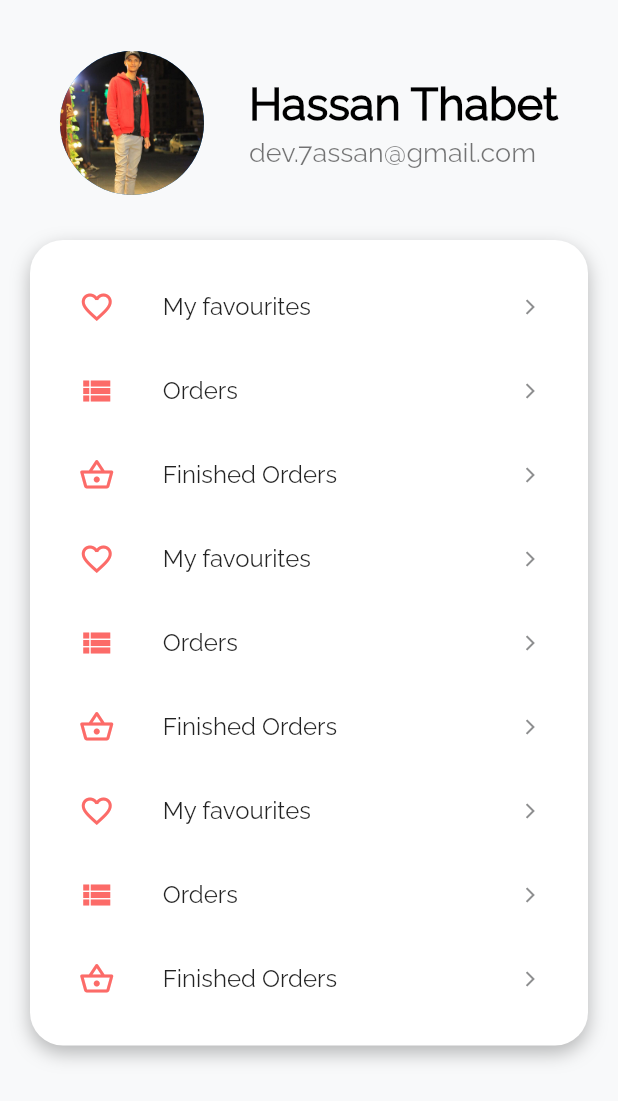
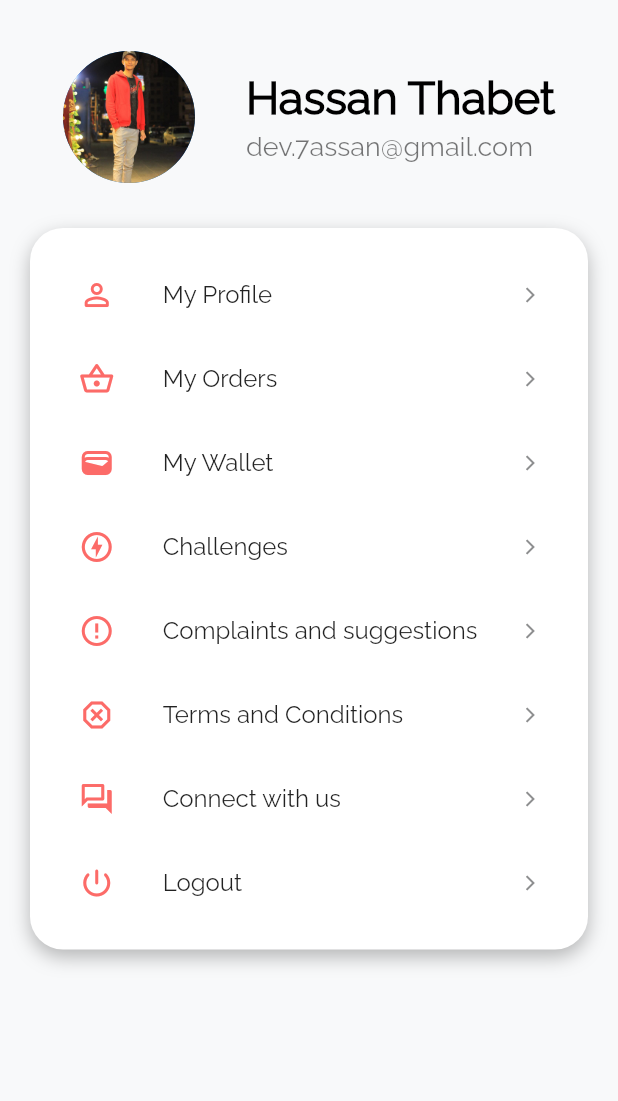
Before and after one commit to hassan-thabet/al-matjar, a Flutter app: the ProfilePage screen opened directly, on a phone screen of 412 x 824 dp. Shown: the top 1101 px of the screen. Run offline on Flutter 3.47's test engine with Material 2 defaults, Android fonts, the phone set to English and light mode, and no system bars; our stand-ins replace cloud_firestore, firebase_auth, firebase_core, flutter_bloc, flutter_svg, google_sign_in and 1 more; missing offline and left inert: flutter_facebook_auth; accounts and stored records are empty.

```diff
--- a/assets/lang/ar.json
+++ b/assets/lang/ar.json
@@ -26,5 +26,13 @@
   "emailAddress": "البريد الاليكتروني",
   "phoneNumber": "رقم الهاتف",
   "password": "كلمة المرور",
-  "verification": "التحقق"
+  "verification": "التحقق",
+  "My Profile": "حـسـابـي",
+  "My Orders": "طـلـبـاتـي",
+  "My Wallet": "مـحـفـظـتـي",
+  "Challenges": "تـحـديـات",
+  "suggestions": "الشكاوي و الاقتراحات",
+  "logout": "تسجيل الخروج",
+  "connect": "اتصل بنا",
+  "terms": "الشروط و الاحكام"
 }
--- a/assets/lang/en.json
+++ b/assets/lang/en.json
@@ -26,5 +26,13 @@
   "emailAddress": "E-mail address",
   "phoneNumber": "Phone number",
   "password": "Password",
-  "verification": "Verification"
+  "verification": "Verification",
+  "My Profile": "My Profile",
+  "My Orders": "My Orders",
+  "My Wallet": "My Wallet",
+  "Challenges": "Challenges",
+  "suggestions": "Complaints and suggestions",
+  "logout": "Logout",
+  "connect": "Connect with us",
+  "terms": "Terms and Conditions"
 }
--- a/lib/features/authenticate/presentation/bloc/authenticate_cubit.dart
+++ b/lib/features/authenticate/presentation/bloc/authenticate_cubit.dart
@@ -1,7 +1,6 @@
 import 'package:almatjar/features/authenticate/data/local/user_data_cache_helper.dart';
 import 'package:almatjar/features/authenticate/data/remote/save_user_on_firestore.dart';
 import 'package:almatjar/features/authenticate/presentation/bloc/authenticate_state.dart';
-import 'package:almatjar/features/authenticate/presentation/pages/verification_page.dart';
 import 'package:firebase_auth/firebase_auth.dart';
 import 'package:flutter/foundation.dart';
 import 'package:flutter/material.dart';
--- a/lib/features/favorites/favorites_page.dart
+++ b/lib/features/favorites/favorites_page.dart
@@ -5,7 +5,7 @@ class FavoritesPage extends StatelessWidget {
 
   @override
   Widget build(BuildContext context) {
-    return Center(
+    return const Center(
       child: Text('favorites'),
     );
   }
--- a/lib/features/profile/presentation/pages/profile_page.dart
+++ b/lib/features/profile/presentation/pages/profile_page.dart
@@ -1,5 +1,8 @@
+import 'package:almatjar/features/profile/global_app_localizations.dart';
 import 'package:flutter/material.dart';
-
+import 'package:flutter_bloc/flutter_bloc.dart';
+import '../../../authenticate/presentation/bloc/authenticate_cubit.dart';
+import '../../../authenticate/presentation/pages/register_page.dart';
 import '../widgets/custom_list_tile.dart';
 
 class ProfilePage extends StatelessWidget {
@@ -22,8 +25,8 @@ class ProfilePage extends StatelessWidget {
                     mainAxisAlignment: MainAxisAlignment.spaceEvenly,
                     children: [
                       const SizedBox(
-                          height: 96,
-                          width: 96,
+                          height: 88,
+                          width: 88,
                           child: CircleAvatar(
                             backgroundImage:
                                 AssetImage('assets/images/hassan.jpg'),
@@ -74,26 +77,48 @@ class ProfilePage extends StatelessWidget {
                         ),
                         child: Column(
                           children: [
-                            CustomListTile(Icons.favorite_border_outlined,
-                                "My favourites", () {}),
                             CustomListTile(
-                                Icons.view_list_sharp, "Orders", () {}),
+                              Icons.person_outline_rounded,
+                              "My Profile".tr(context),
+                              () {},
+                            ),
                             CustomListTile(Icons.shopping_basket_outlined,
-                                "Finished Orders", () {}),
-                            CustomListTile(Icons.favorite_border_outlined,
-                                "My favourites", () {}),
+                                "My Orders".tr(context), () {}),
+                            CustomListTile(Icons.wallet_outlined,
+                                "My Wallet".tr(context), () {}),
                             CustomListTile(
-                                Icons.view_list_sharp, "Orders", () {}),
-                            CustomListTile(Icons.shopping_basket_outlined,
-                                "Finished Orders", () {}),
-                            CustomListTile(Icons.favorite_border_outlined,
-                                "My favourites", () {}),
+                              Icons.offline_bolt_outlined,
+                              "Challenges".tr(context),
+                              () {},
+                            ),
                             CustomListTile(
-                                Icons.view_list_sharp, "Orders", () {}),
-                            CustomListTile(Icons.shopping_basket_outlined,
-                                "Finished Orders", () {})
-
-                            // Divider(),
+                              Icons.error_outline,
+                              "suggestions".tr(context),
+                              () {},
+                            ),
+                            CustomListTile(
+                              Icons.dangerous_outlined,
+                              "terms".tr(context),
+                              () {},
+                            ),
+                            CustomListTile(
+                              Icons.question_answer_outlined,
+                              "connect".tr(context),
+                              () {},
+                            ),
+                            CustomListTile(
+                              Icons.power_settings_new_rounded,
+                              "logout".tr(context),
+                              () {
+                                BlocProvider.of<AuthenticateCubit>(context)
+                                    .signOut();
+                                Navigator.push(
+                                    context,
+                                    MaterialPageRoute(
+                                        builder: (context) =>
+                                            const RegisterPage()));
+                              },
+                            ),
                           ],
                         ),
                       ),
```
Also changed, not shown: lib/features/explore/explore_page.dart (+37 -15 lines), assets/svg/bell.svg (added), assets/svg/cart.svg (added).
